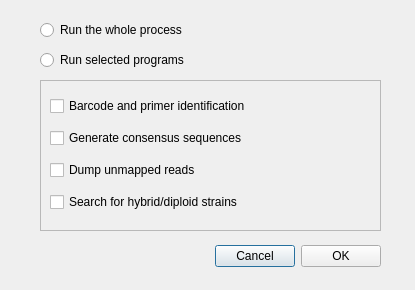
Before: the Qt Designer form progconfigdlg.ui in ychenbioinfo/mlstez, drawn with Qt 5.
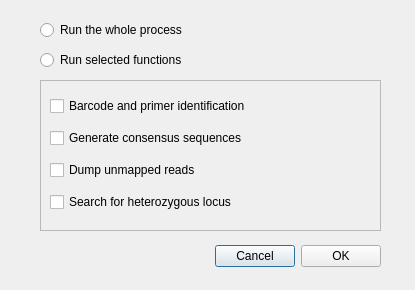
After: the same form once the commit is applied.

The edit to the form file:
```diff
--- a/progconfigdlg.ui
+++ b/progconfigdlg.ui
@@ -62,7 +62,7 @@
      <item>
       <widget class="QCheckBox" name="hybridCheckBox">
        <property name="text">
-        <string>Search for hybrid/diploid strains</string>
+        <string>Search for heterozygous locus</string>
        </property>
       </widget>
      </item>
@@ -95,13 +95,13 @@
     </rect>
    </property>
    <property name="text">
-    <string>Run selected programs</string>
+    <string>Run selected functions</string>
    </property>
    <attribute name="buttonGroup">
     <string notr="true">buttonGroup</string>
    </attribute>
   </widget>
-  <widget class="QWidget" name="">
+  <widget class="QWidget" name="layoutWidget">
    <property name="geometry">
     <rect>
      <x>168</x>
```
